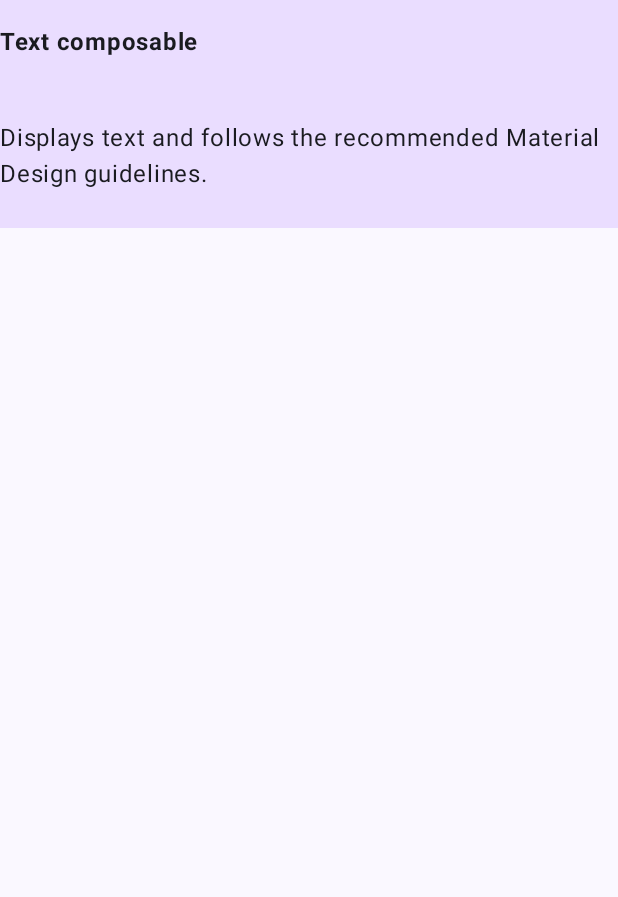
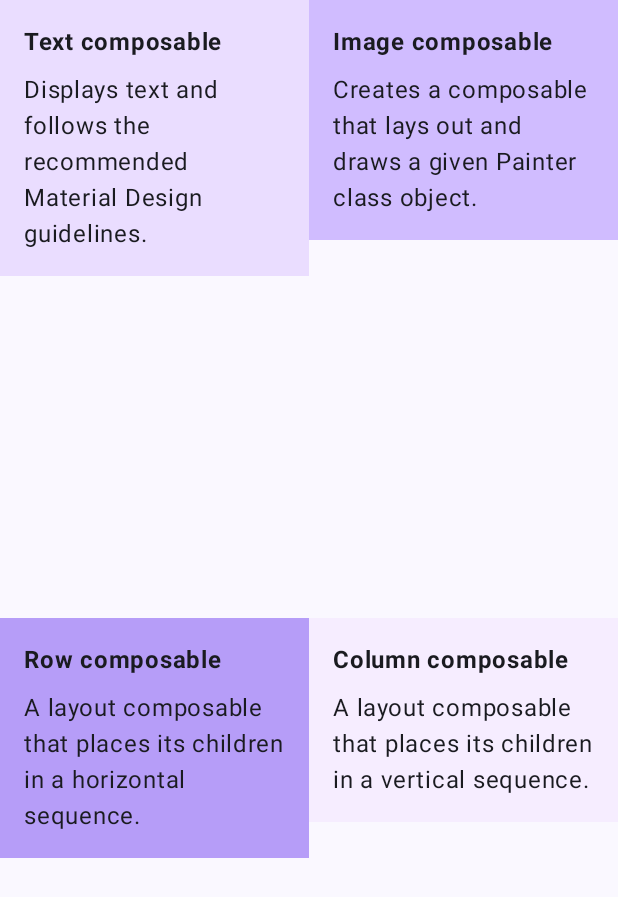
Before and after one commit to lucas-pdnobrega/Compose-Kotlin, an Android app built with Jetpack Compose: the screen it shows after launch (MainActivity), on a phone screen of 412 x 824 dp. Shown: the top 897 px of the screen. Run offline under Robolectric (Android 15) with nearby library versions, the phone set to English and light mode, and no system bars.

```diff
--- a/app/src/main/java/com/example/composeapp/MainActivity.kt
+++ b/app/src/main/java/com/example/composeapp/MainActivity.kt
@@ -7,6 +7,7 @@ import androidx.activity.enableEdgeToEdge
 import androidx.compose.foundation.Image
 import androidx.compose.foundation.background
 import androidx.compose.foundation.layout.Arrangement
+import androidx.compose.foundation.layout.Box
 import androidx.compose.foundation.layout.Column
 import androidx.compose.foundation.layout.Row
 import androidx.compose.foundation.layout.fillMaxSize
@@ -104,49 +105,64 @@ fun TaskManager(modifier: Modifier = Modifier) {
 @Composable
 fun Quadrants(modifier: Modifier = Modifier) {
     Column(modifier = Modifier.fillMaxSize()) {
-        Row {
-            Column(modifier = Modifier.background(Color(0xFFEADDFF))) {
-                Text(
-                    text = "Text composable\n",
-                    fontWeight = FontWeight.Bold,
-                    modifier = modifier.padding(0.dp, 16.dp)
+        Row(
+            modifier = Modifier
+                .fillMaxWidth()
+                .weight(1f)
+        ) {
+            Quadrant(
+                backgroundColor = Color(0xFFEADDFF),
+                title = "Text composable",
+                description = "Displays text and follows the recommended Material Design guidelines.",
+                modifier = Modifier.weight(1f)
             )
-                Text(
-                    text = "Displays text and follows the recommended Material Design guidelines.\n"
+            Quadrant(
+                backgroundColor = Color(0xFFD0BCFF),
+                title = "Image composable",
+                description = "Creates a composable that lays out and draws a given Painter class object.",
+                modifier = Modifier.weight(1f)
             )
         }
-            Column(modifier = Modifier.background(Color(0xFFD0BCFF))) {
-                Text(
-                    text = "Image composable\n",
-                    fontWeight = FontWeight.Bold,
-                    modifier = modifier.padding(0.dp, 16.dp)
+        Row(
+            modifier = Modifier
+                .fillMaxWidth()
+                .weight(1f)
+        ) {
+            Quadrant(
+                backgroundColor = Color(0xFFB69DF8),
+                title = "Row composable",
+                description = "A layout composable that places its children in a horizontal sequence.",
+                modifier = Modifier.weight(1f)
             )
-                Text(
-                    text = "Creates a composable that lays out and draws a given Painter class object."
+            Quadrant(
+                backgroundColor = Color(0xFFF6EDFF),
+                title = "Column composable",
+                description = "A layout composable that places its children in a vertical sequence.",
+                modifier = Modifier.weight(1f)
             )
         }
     }
-        Row {
-            Column(modifier = Modifier.background(Color(0xFFB69DF8))) {
+}
+
+@Composable
+fun Quadrant(
+    backgroundColor: Color,
+    title: String,
+    description: String,
+    modifier: Modifier = Modifier
+) {
+    Box(
+        modifier = modifier
+            .background(backgroundColor)
+            .padding(16.dp)
+    ) {
+        Column {
             Text(
-                    text = "Row composable",
+                text = title,
                 fontWeight = FontWeight.Bold,
-                    modifier = modifier.padding(0.dp, 16.dp)
+                modifier = Modifier.padding(bottom = 8.dp)
             )
-                Text(
-                    text = "A layout composable that places its children in a horizontal sequence."
-                )
-            }
-            Column(modifier = Modifier.background(Color(0xFFF6EDFF))) {
-                Text(
-                    text = "Column composable",
-                    fontWeight = FontWeight.Bold,
-                    modifier = modifier.padding(0.dp, 16.dp)
-                )
-                Text(
-                    text = "A layout composable that places its children in a vertical sequence."
-                )
-            }
+            Text(text = description)
         }
     }
 }
@@ -158,3 +174,11 @@ fun ArticlePreview() {
         Article()
     }
 }
+
+@Preview(showBackground = true)
+@Composable
+fun QuadrantsPreview() {
+    ComposeAppTheme {
+        Quadrants()
+    }
+}
```
Lines whose indentation alone changed are shown as unchanged.
